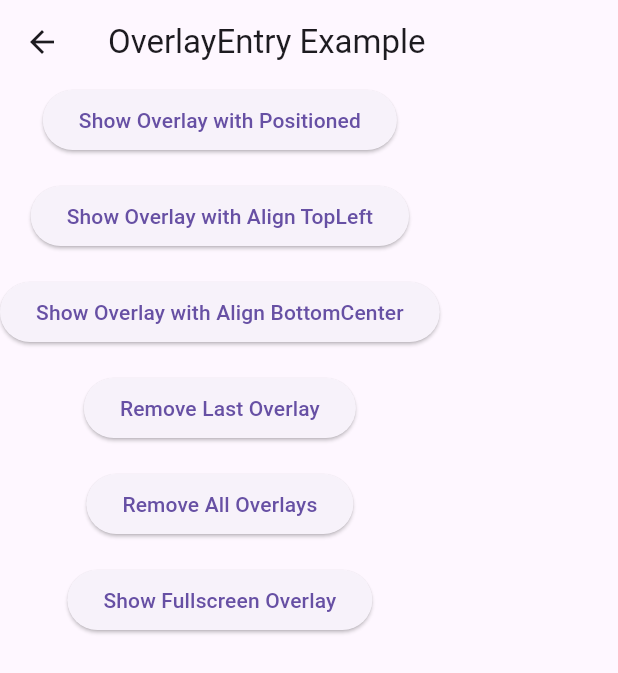
After one commit to vitting/flutter_overlay_example, a Flutter app: the OverlayEntryExample screen opened by its route, on a phone screen of 412 x 824 dp. The commit adds this screen. Shown: the top 673 px of the screen. Run offline on Flutter 3.47's test engine with Material 3 defaults, Android fonts, the phone set to English and light mode, and no system bars; our stand-ins replace gap.

Commit message:
Add OverlayEntry example and update navigation in Home

```diff
--- a/lib/home.dart
+++ b/lib/home.dart
@@ -11,6 +11,7 @@ class Home extends StatelessWidget {
         children: [
           ListTile(title: const Text('Button with Overlay Example'), onTap: () => Navigator.pushNamed(context, '/button_with_overlay')),
           ListTile(title: const Text('Notifications Example'), onTap: () => Navigator.pushNamed(context, '/notifications')),
+          ListTile(title: const Text('OverlayEntry Example'), onTap: () => Navigator.pushNamed(context, '/overlay-entry-example')),
         ],
       ),
     );
--- a/lib/main.dart
+++ b/lib/main.dart
@@ -2,6 +2,7 @@ import 'package:flutter/material.dart';
 import 'package:flutter_overlay_example/button_with_overlay_example.dart';
 import 'package:flutter_overlay_example/home.dart';
 import 'package:flutter_overlay_example/notifications_example.dart';
+import 'package:flutter_overlay_example/overlay_entry_example.dart';
 
 void main() {
   runApp(const MyApp());
@@ -21,6 +22,7 @@ class MyApp extends StatelessWidget {
         '/': (context) => const Home(),
         ButtonWithOverlayExample.routeName: (context) => const ButtonWithOverlayExample(),
         NotificationsExample.routeName: (context) => const NotificationsExample(),
+        OverlayEntryExample.routeName: (context) => const OverlayEntryExample(),
       },
     );
   }
--- /dev/null
+++ b/lib/overlay_entry_example.dart
@@ -0,0 +1,174 @@
+import 'dart:math';
+
+import 'package:flutter/material.dart';
+
+class OverlayEntryExample extends StatefulWidget {
+  static const routeName = '/overlay-entry-example';
+  const OverlayEntryExample({super.key});
+
+  @override
+  State<OverlayEntryExample> createState() => _OverlayEntryExampleState();
+}
+
+class _OverlayEntryExampleState extends State<OverlayEntryExample> {
+  final List<OverlayEntry> _overlayEntries = [];
+  OverlayEntry? _fullscreenOverlayEntry;
+  int _random(int min, int max) {
+    return min + Random().nextInt(max - min);
+  }
+
+  OverlayEntry _createOverlayEntry(double top, double left, String text, Color backgroundColor) {
+    return OverlayEntry(
+      builder: (context) => Positioned(
+        top: top,
+        left: left,
+        child: Material(
+          color: Colors.transparent,
+          child: Container(
+            width: 200,
+            height: 100,
+            color: backgroundColor,
+            child: Center(
+              child: Text(text, style: const TextStyle(color: Colors.white)),
+            ),
+          ),
+        ),
+      ),
+    );
+  }
+
+  OverlayEntry _createFullscreenOverlayEntry(double top, double left, String text, Color backgroundColor) {
+    final overlay = OverlayEntry(
+      builder: (context) => Positioned.fill(
+        child: Material(
+          color: backgroundColor.withAlpha(180),
+          child: Column(
+            mainAxisAlignment: MainAxisAlignment.center,
+
+            children: [
+              ElevatedButton(
+                onPressed: () {
+                  _fullscreenOverlayEntry!.remove();
+                },
+                child: const Text('Close Overlay'),
+              ),
+              Center(
+                child: Text(text, style: const TextStyle(color: Colors.white, fontSize: 24)),
+              ),
+            ],
+          ),
+        ),
+      ),
+    );
+
+    return overlay;
+  }
+
+  OverlayEntry _createOverlayEntryWithAlign(String text, Color backgroundColor, AlignmentGeometry alignment) {
+    return OverlayEntry(
+      builder: (context) => Align(
+        alignment: alignment,
+        child: Material(
+          color: Colors.transparent,
+          child: Container(
+            width: 200,
+            height: 100,
+            color: backgroundColor,
+            child: Center(
+              child: Text(text, style: const TextStyle(color: Colors.white)),
+            ),
+          ),
+        ),
+      ),
+    );
+  }
+
+  @override
+  Widget build(BuildContext context) {
+    return Scaffold(
+      appBar: AppBar(title: const Text('OverlayEntry Example')),
+      body: Column(
+        children: [
+          ElevatedButton(
+            onPressed: () {
+              final top = _random(100, 500).toDouble();
+              final left = _random(100, 500).toDouble();
+              final backgroundColor = Colors.primaries[Random().nextInt(Colors.primaries.length)];
+
+              final overlay = _createOverlayEntry(top, left, 'This is an OverlayEntry ${DateTime.now()}', backgroundColor);
+              _overlayEntries.add(overlay);
+              Overlay.of(context).insert(overlay);
+            },
+            child: const Text('Show Overlay with Positioned'),
+          ),
+
+          const SizedBox(height: 16),
+          ElevatedButton(
+            onPressed: () {
+              final backgroundColor = Colors.primaries[Random().nextInt(Colors.primaries.length)];
+
+              final overlay = _createOverlayEntryWithAlign('This is an OverlayEntry ${DateTime.now()}', backgroundColor, Alignment.topLeft);
+              _overlayEntries.add(overlay);
+              Overlay.of(context).insert(overlay);
+            },
+            child: const Text('Show Overlay with Align TopLeft'),
+          ),
+          const SizedBox(height: 16),
+          ElevatedButton(
+            onPressed: () {
+              final backgroundColor = Colors.primaries[Random().nextInt(Colors.primaries.length)];
+
+              final overlay = _createOverlayEntryWithAlign(
+                'This is an OverlayEntry ${DateTime.now()}',
+                backgroundColor,
+                Alignment.bottomCenter,
+              );
+              _overlayEntries.add(overlay);
+              Overlay.of(context).insert(overlay);
+            },
+            child: const Text('Show Overlay with Align BottomCenter'),
+          ),
+
+          const SizedBox(height: 16),
+          ElevatedButton(
+            onPressed: () {
+              if (_overlayEntries.isNotEmpty) {
+                _overlayEntries.last.remove();
+                _overlayEntries.removeLast();
+              }
+            },
+            child: const Text('Remove Last Overlay'),
+          ),
+          const SizedBox(height: 16),
+          ElevatedButton(
+            onPressed: () {
+              for (var entry in _overlayEntries) {
+                entry.remove();
+              }
+              _overlayEntries.clear();
+            },
+            child: const Text('Remove All Overlays'),
+          ),
+          const SizedBox(height: 16),
+          ElevatedButton(
+            onPressed: () {
+              final top = _random(100, 500).toDouble();
+              final left = _random(50, 300).toDouble();
+              final backgroundColor = Colors.primaries[Random().nextInt(Colors.primaries.length)];
+
+              _fullscreenOverlayEntry = _createFullscreenOverlayEntry(
+                top,
+                left,
+                'This is an OverlayEntry ${DateTime.now()}',
+                backgroundColor,
+              );
+
+              Overlay.of(context).insert(_fullscreenOverlayEntry!);
+            },
+            child: const Text('Show Fullscreen Overlay'),
+          ),
+        ],
+      ),
+    );
+  }
+}
```
